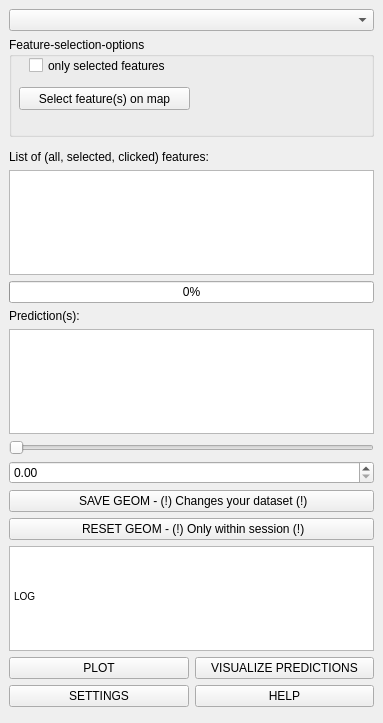
This is plugin/brdrq/brdrq_dockwidget_featurealigner.ui in OnroerendErfgoed/brdrQ as Qt 5 draws it before an edit. The edited form follows.
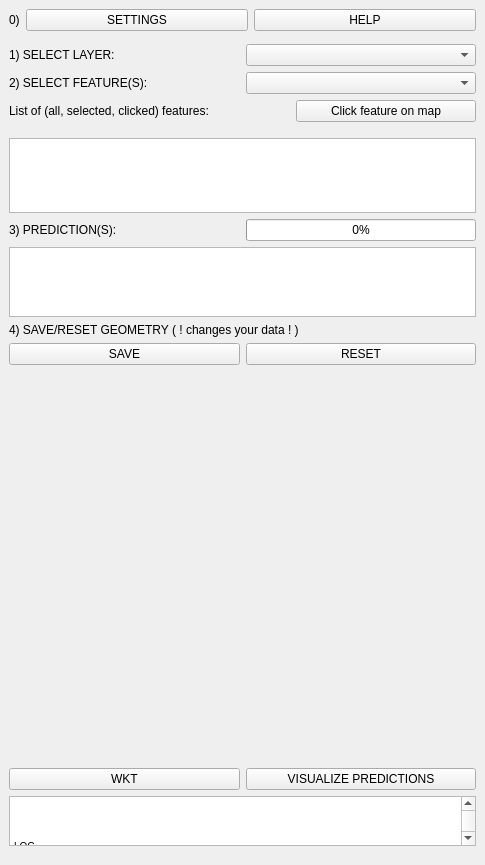
This is the edited form. Custom widgets are drawn as their Qt base class.

Patch:
```diff
--- a/plugin/brdrq/brdrq_dockwidget_featurealigner.ui
+++ b/plugin/brdrq/brdrq_dockwidget_featurealigner.ui
@@ -6,8 +6,8 @@
    <rect>
     <x>0</x>
     <y>0</y>
-    <width>383</width>
-    <height>723</height>
+    <width>485</width>
+    <height>865</height>
    </rect>
   </property>
   <property name="windowOpacity">
@@ -18,181 +18,277 @@
   </property>
   <widget class="QWidget" name="dockWidgetContents">
    <layout class="QGridLayout" name="gridLayout">
-    <item row="19" column="0">
-     <widget class="QDoubleSpinBox" name="doubleSpinBox"/>
-    </item>
-    <item row="4" column="0">
-     <layout class="QHBoxLayout" name="horizontalLayout_2">
+    <item row="0" column="0">
+     <layout class="QVBoxLayout" name="verticalLayout">
       <property name="bottomMargin">
-       <number>7</number>
-      </property>
-      <item>
-       <widget class="QGroupBox" name="groupBox">
-        <property name="minimumSize">
-         <size>
-          <width>0</width>
-          <height>100</height>
-         </size>
-        </property>
-        <property name="title">
-         <string>Feature-selection-options</string>
-        </property>
-        <widget class="QCheckBox" name="checkBox_only_selected">
-         <property name="enabled">
-          <bool>true</bool>
-         </property>
-         <property name="geometry">
-          <rect>
-           <x>20</x>
-           <y>20</y>
-           <width>365</width>
-           <height>17</height>
-          </rect>
-         </property>
-         <property name="text">
-          <string>only selected features</string>
-         </property>
-        </widget>
-        <widget class="QPushButton" name="pushButton_select">
-         <property name="geometry">
-          <rect>
-           <x>10</x>
-           <y>50</y>
-           <width>171</width>
-           <height>23</height>
-          </rect>
-         </property>
-         <property name="sizePolicy">
-          <sizepolicy hsizetype="Expanding" vsizetype="Fixed">
-           <horstretch>0</horstretch>
-           <verstretch>0</verstretch>
-          </sizepolicy>
-         </property>
-         <property name="text">
-          <string>Select feature(s) on map</string>
-         </property>
-        </widget>
-       </widget>
-      </item>
-     </layout>
-    </item>
-    <item row="18" column="0">
-     <widget class="QSlider" name="horizontalSlider">
-      <property name="singleStep">
        <number>10</number>
       </property>
-      <property name="orientation">
-       <enum>Qt::Horizontal</enum>
-      </property>
-     </widget>
-    </item>
-    <item row="2" column="0">
-     <widget class="QgsMapLayerComboBox" name="mMapLayerComboBox"/>
-    </item>
-    <item row="16" column="0">
-     <widget class="QListWidget" name="listWidget_predictions">
-      <property name="editTriggers">
-       <set>QAbstractItemView::CurrentChanged|QAbstractItemView::DoubleClicked|QAbstractItemView::EditKeyPressed|QAbstractItemView::SelectedClicked</set>
-      </property>
-     </widget>
-    </item>
-    <item row="30" column="0">
-     <widget class="QPushButton" name="pushButton_reset">
-      <property name="text">
-       <string> RESET GEOM - (!) Only within session (!)</string>
-      </property>
-     </widget>
-    </item>
-    <item row="34" column="0">
-     <widget class="QTextEdit" name="textEdit_output">
-      <property name="html">
-       <string>&lt;!DOCTYPE HTML PUBLIC &quot;-//W3C//DTD HTML 4.0//EN&quot; &quot;http://www.w3.org/TR/REC-html40/strict.dtd&quot;&gt;
+      <item>
+       <layout class="QHBoxLayout" name="horizontalLayout_3" stretch="0,0,0">
+        <property name="bottomMargin">
+         <number>7</number>
+        </property>
+        <item>
+         <widget class="QLabel" name="label_5">
+          <property name="sizePolicy">
+           <sizepolicy hsizetype="Maximum" vsizetype="Preferred">
+            <horstretch>0</horstretch>
+            <verstretch>0</verstretch>
+           </sizepolicy>
+          </property>
+          <property name="text">
+           <string>0)</string>
+          </property>
+         </widget>
+        </item>
+        <item>
+         <widget class="QPushButton" name="pushButton_settings">
+          <property name="text">
+           <string>SETTINGS</string>
+          </property>
+         </widget>
+        </item>
+        <item>
+         <widget class="QPushButton" name="pushButton_help">
+          <property name="text">
+           <string>HELP</string>
+          </property>
+         </widget>
+        </item>
+       </layout>
+      </item>
+      <item>
+       <layout class="QHBoxLayout" name="horizontalLayout_2">
+        <item>
+         <widget class="QLabel" name="label_3">
+          <property name="text">
+           <string>1) SELECT LAYER:</string>
+          </property>
+         </widget>
+        </item>
+        <item>
+         <widget class="QgsMapLayerComboBox" name="mMapLayerComboBox"/>
+        </item>
+       </layout>
+      </item>
+      <item>
+       <layout class="QHBoxLayout" name="horizontalLayout_5">
+        <item>
+         <widget class="QLabel" name="label_4">
+          <property name="text">
+           <string>2) SELECT FEATURE(S):</string>
+          </property>
+         </widget>
+        </item>
+        <item>
+         <widget class="QComboBox" name="comboBox_selectfeatures"/>
+        </item>
+       </layout>
+      </item>
+      <item>
+       <layout class="QHBoxLayout" name="horizontalLayout_8">
+        <property name="bottomMargin">
+         <number>10</number>
+        </property>
+        <item>
+         <widget class="QLabel" name="label">
+          <property name="text">
+           <string>List of (all, selected, clicked) features:</string>
+          </property>
+         </widget>
+        </item>
+        <item>
+         <widget class="QPushButton" name="pushButton_select">
+          <property name="sizePolicy">
+           <sizepolicy hsizetype="Fixed" vsizetype="Fixed">
+            <horstretch>0</horstretch>
+            <verstretch>0</verstretch>
+           </sizepolicy>
+          </property>
+          <property name="minimumSize">
+           <size>
+            <width>180</width>
+            <height>0</height>
+           </size>
+          </property>
+          <property name="text">
+           <string>Click feature on map</string>
+          </property>
+         </widget>
+        </item>
+       </layout>
+      </item>
+      <item>
+       <widget class="QListWidget" name="listWidget_features">
+        <property name="sizePolicy">
+         <sizepolicy hsizetype="Expanding" vsizetype="Maximum">
+          <horstretch>0</horstretch>
+          <verstretch>0</verstretch>
+         </sizepolicy>
+        </property>
+        <property name="minimumSize">
+         <size>
+          <width>0</width>
+          <height>0</height>
+         </size>
+        </property>
+        <property name="maximumSize">
+         <size>
+          <width>16777215</width>
+          <height>75</height>
+         </size>
+        </property>
+       </widget>
+      </item>
+      <item>
+       <layout class="QHBoxLayout" name="horizontalLayout_6">
+        <item>
+         <widget class="QLabel" name="label_2">
+          <property name="text">
+           <string>3) PREDICTION(S):</string>
+          </property>
+         </widget>
+        </item>
+        <item>
+         <widget class="QProgressBar" name="progressBar">
+          <property name="sizePolicy">
+           <sizepolicy hsizetype="Preferred" vsizetype="Preferred">
+            <horstretch>0</horstretch>
+            <verstretch>0</verstretch>
+           </sizepolicy>
+          </property>
+          <property name="value">
+           <number>0</number>
+          </property>
+         </widget>
+        </item>
+       </layout>
+      </item>
+      <item>
+       <widget class="QListWidget" name="listWidget_predictions">
+        <property name="sizePolicy">
+         <sizepolicy hsizetype="Expanding" vsizetype="Maximum">
+          <horstretch>0</horstretch>
+          <verstretch>0</verstretch>
+         </sizepolicy>
+        </property>
+        <property name="maximumSize">
+         <size>
+          <width>16777215</width>
+          <height>70</height>
+         </size>
+        </property>
+        <property name="editTriggers">
+         <set>QAbstractItemView::CurrentChanged|QAbstractItemView::DoubleClicked|QAbstractItemView::EditKeyPressed|QAbstractItemView::SelectedClicked</set>
+        </property>
+       </widget>
+      </item>
+      <item>
+       <widget class="QLabel" name="label_6">
+        <property name="text">
+         <string>4) SAVE/RESET GEOMETRY ( ! changes your data ! )</string>
+        </property>
+       </widget>
+      </item>
+      <item>
+       <layout class="QHBoxLayout" name="horizontalLayout_7">
+        <item>
+         <widget class="QPushButton" name="pushButton_save">
+          <property name="toolTip">
+           <string>&lt;html&gt;&lt;head/&gt;&lt;body&gt;&lt;p&gt;Save&lt;/p&gt;&lt;/body&gt;&lt;/html&gt;</string>
+          </property>
+          <property name="text">
+           <string extracomment="save">SAVE</string>
+          </property>
+         </widget>
+        </item>
+        <item>
+         <widget class="QPushButton" name="pushButton_reset">
+          <property name="text">
+           <string>RESET</string>
+          </property>
+         </widget>
+        </item>
+       </layout>
+      </item>
+      <item>
+       <layout class="QHBoxLayout" name="horizontalLayout_4">
+        <property name="spacing">
+         <number>0</number>
+        </property>
+        <property name="bottomMargin">
+         <number>6</number>
+        </property>
+        <item>
+         <widget class="QWidget" name="plotWidget" native="true">
+          <property name="sizePolicy">
+           <sizepolicy hsizetype="Expanding" vsizetype="Expanding">
+            <horstretch>0</horstretch>
+            <verstretch>0</verstretch>
+           </sizepolicy>
+          </property>
+          <property name="minimumSize">
+           <size>
+            <width>0</width>
+            <height>150</height>
+           </size>
+          </property>
+         </widget>
+        </item>
+       </layout>
+      </item>
+      <item>
+       <layout class="QHBoxLayout" name="horizontalLayout">
+        <item>
+         <widget class="QPushButton" name="pushButton_wkt">
+          <property name="text">
+           <string>WKT</string>
+          </property>
+         </widget>
+        </item>
+        <item>
+         <widget class="QPushButton" name="pushButton_visualize">
+          <property name="text">
+           <string>VISUALIZE PREDICTIONS</string>
+          </property>
+         </widget>
+        </item>
+       </layout>
+      </item>
+      <item>
+       <widget class="QTextEdit" name="textEdit_output">
+        <property name="sizePolicy">
+         <sizepolicy hsizetype="Expanding" vsizetype="Preferred">
+          <horstretch>0</horstretch>
+          <verstretch>0</verstretch>
+         </sizepolicy>
+        </property>
+        <property name="minimumSize">
+         <size>
+          <width>0</width>
+          <height>50</height>
+         </size>
+        </property>
+        <property name="maximumSize">
+         <size>
+          <width>16777215</width>
+          <height>50</height>
+         </size>
+        </property>
+        <property name="html">
+         <string>&lt;!DOCTYPE HTML PUBLIC &quot;-//W3C//DTD HTML 4.0//EN&quot; &quot;http://www.w3.org/TR/REC-html40/strict.dtd&quot;&gt;
 &lt;html&gt;&lt;head&gt;&lt;meta name=&quot;qrichtext&quot; content=&quot;1&quot; /&gt;&lt;style type=&quot;text/css&quot;&gt;
 p, li { white-space: pre-wrap; }
-&lt;/style&gt;&lt;/head&gt;&lt;body style=&quot; font-family:'MS Shell Dlg 2'; font-size:8.25pt; font-weight:400; font-style:normal;&quot;&gt;
+&lt;/style&gt;&lt;/head&gt;&lt;body style=&quot; font-family:'MS Shell Dlg 2'; font-size:9.75pt; font-weight:400; font-style:normal;&quot;&gt;
 &lt;p style=&quot; margin-top:0px; margin-bottom:0px; margin-left:0px; margin-right:0px; -qt-block-indent:0; text-indent:0px;&quot;&gt;&lt;span style=&quot; font-size:7.8pt;&quot;&gt;                                &lt;/span&gt;&lt;/p&gt;
 &lt;p style=&quot; margin-top:0px; margin-bottom:0px; margin-left:0px; margin-right:0px; -qt-block-indent:0; text-indent:0px;&quot;&gt;&lt;span style=&quot; font-size:7.8pt;&quot;&gt;                                 &lt;/span&gt;&lt;/p&gt;
 &lt;p style=&quot; margin-top:0px; margin-bottom:0px; margin-left:0px; margin-right:0px; -qt-block-indent:0; text-indent:0px;&quot;&gt;&lt;span style=&quot; font-size:7.8pt;&quot;&gt;                                 &lt;/span&gt;&lt;/p&gt;
 &lt;p style=&quot; margin-top:0px; margin-bottom:0px; margin-left:0px; margin-right:0px; -qt-block-indent:0; text-indent:0px;&quot;&gt;&lt;span style=&quot; font-size:7.8pt;&quot;&gt;LOG                             &lt;/span&gt;&lt;/p&gt;&lt;/body&gt;&lt;/html&gt;</string>
-      </property>
-     </widget>
-    </item>
-    <item row="10" column="0">
-     <widget class="QProgressBar" name="progressBar">
-      <property name="value">
-       <number>0</number>
-      </property>
-     </widget>
-    </item>
-    <item row="43" column="0" rowspan="3">
-     <layout class="QHBoxLayout" name="horizontalLayout_3" stretch="0,0">
-      <property name="bottomMargin">
-       <number>7</number>
-      </property>
-      <item>
-       <widget class="QPushButton" name="pushButton_settings">
-        <property name="text">
-         <string>SETTINGS</string>
         </property>
        </widget>
       </item>
-      <item>
-       <widget class="QPushButton" name="pushButton_help">
-        <property name="text">
-         <string>HELP</string>
-        </property>
-       </widget>
-      </item>
      </layout>
     </item>
-    <item row="28" column="0">
-     <layout class="QHBoxLayout" name="horizontalLayout_4"/>
-    </item>
-    <item row="9" column="0">
-     <widget class="QListWidget" name="listWidget_features"/>
-    </item>
-    <item row="29" column="0">
-     <widget class="QPushButton" name="pushButton_save">
-      <property name="toolTip">
-       <string>&lt;html&gt;&lt;head/&gt;&lt;body&gt;&lt;p&gt;Save&lt;/p&gt;&lt;/body&gt;&lt;/html&gt;</string>
-      </property>
-      <property name="text">
-       <string extracomment="save"> SAVE GEOM - (!) Changes your dataset (!)</string>
-      </property>
-     </widget>
-    </item>
-    <item row="35" column="0">
-     <layout class="QHBoxLayout" name="horizontalLayout">
-      <item>
-       <widget class="QPushButton" name="pushButton_grafiek">
-        <property name="text">
-         <string>PLOT</string>
-        </property>
-       </widget>
-      </item>
-      <item>
-       <widget class="QPushButton" name="pushButton_visualisatie">
-        <property name="text">
-         <string>VISUALIZE PREDICTIONS</string>
-        </property>
-       </widget>
-      </item>
-     </layout>
-    </item>
-    <item row="8" column="0">
-     <widget class="QLabel" name="label">
-      <property name="text">
-       <string>List of (all, selected, clicked) features:</string>
-      </property>
-     </widget>
-    </item>
-    <item row="11" column="0">
-     <widget class="QLabel" name="label_2">
-      <property name="text">
-       <string>Prediction(s):</string>
-      </property>
-     </widget>
-    </item>
    </layout>
   </widget>
  </widget>
```
Left out of the diff: 2 changed lines with no effect on the pictures.
